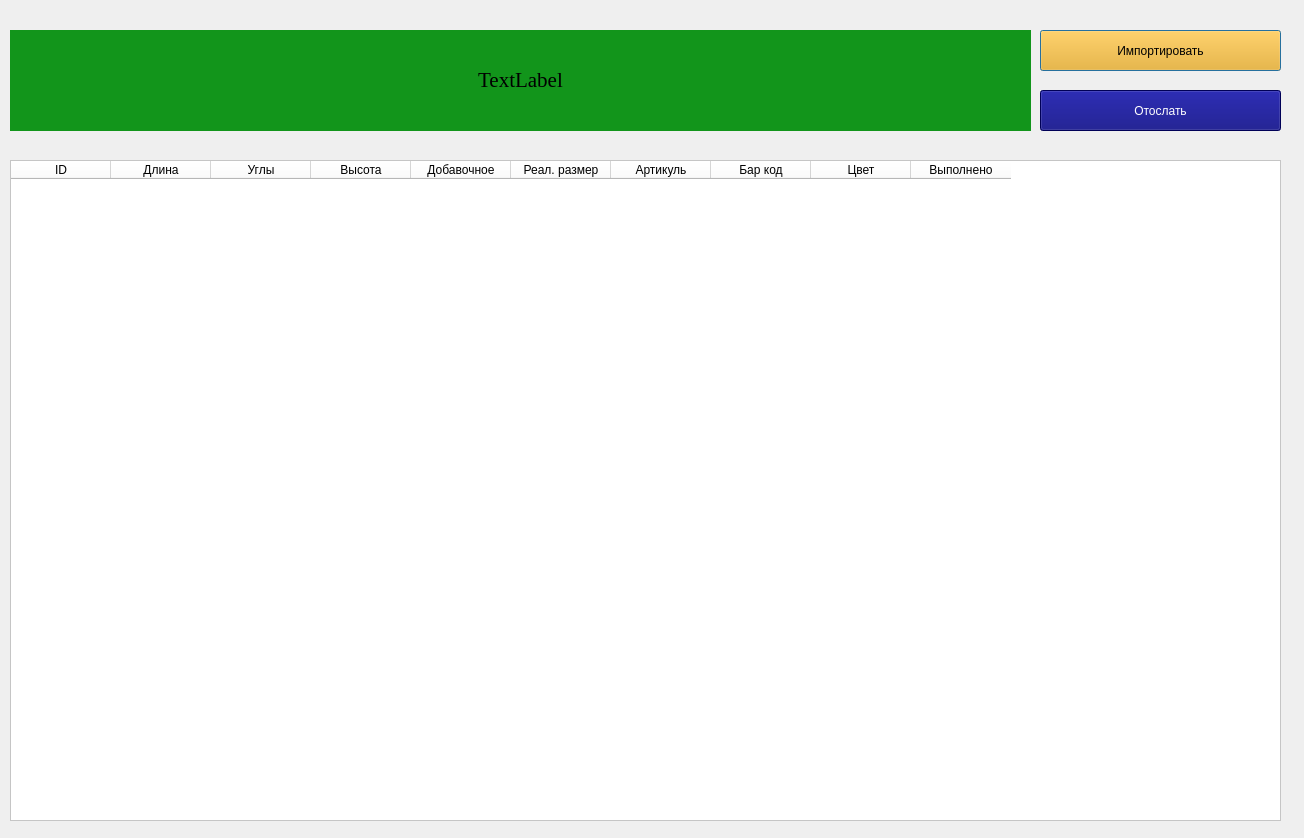
Before: the Qt Designer form ui.ui in littlemary/parser_pila, drawn with Qt 5.
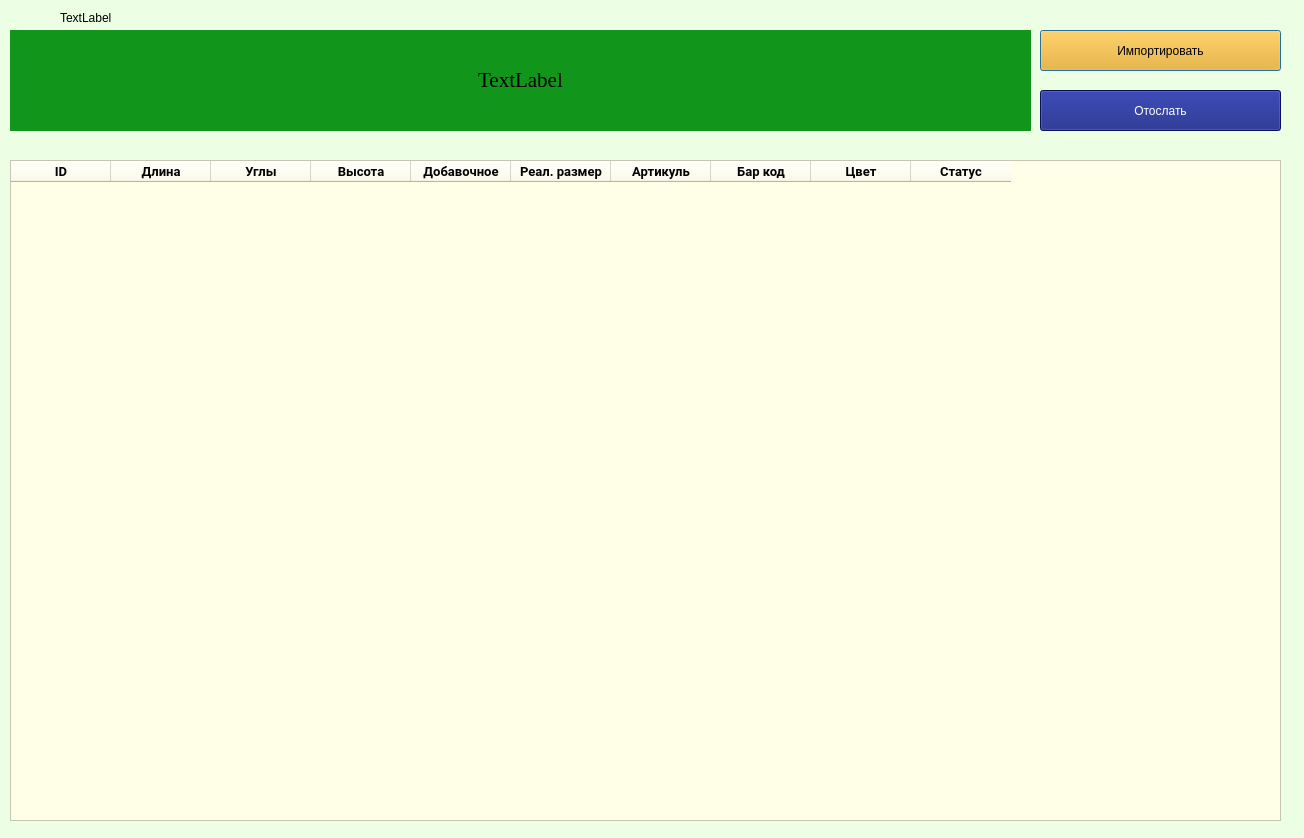
After: the same form once the commit is applied.

Commit message: рабочий функционал с задержкой в 3 секунды

```diff
--- a/ui.ui
+++ b/ui.ui
@@ -13,6 +13,10 @@
   <property name="windowTitle">
    <string>Парсер пилы</string>
   </property>
+  <property name="styleSheet">
+   <string notr="true">background:rgb(236, 255, 228)
+</string>
+  </property>
   <widget class="QTableWidget" name="tableWidget">
    <property name="geometry">
     <rect>
@@ -22,13 +26,30 @@
      <height>661</height>
     </rect>
    </property>
+   <property name="font">
+    <font>
+     <family>Roboto</family>
+     <pointsize>10</pointsize>
+     <weight>50</weight>
+     <bold>false</bold>
+    </font>
+   </property>
    <property name="styleSheet">
-    <string notr="true">background-color:rgb(255, 255, 255)</string>
+    <string notr="true">background-color:rgb(255, 255, 231)
+</string>
    </property>
    <column>
     <property name="text">
      <string>ID</string>
     </property>
+    <property name="font">
+     <font>
+      <family>Roboto</family>
+      <pointsize>10</pointsize>
+      <weight>75</weight>
+      <bold>true</bold>
+     </font>
+    </property>
     <property name="background">
      <color>
       <red>255</red>
@@ -41,45 +62,117 @@
     <property name="text">
      <string>Длина</string>
     </property>
+    <property name="font">
+     <font>
+      <family>Roboto</family>
+      <pointsize>10</pointsize>
+      <weight>75</weight>
+      <bold>true</bold>
+     </font>
+    </property>
    </column>
    <column>
     <property name="text">
      <string>Углы</string>
     </property>
+    <property name="font">
+     <font>
+      <family>Roboto</family>
+      <pointsize>10</pointsize>
+      <weight>75</weight>
+      <bold>true</bold>
+     </font>
+    </property>
    </column>
    <column>
     <property name="text">
      <string>Высота</string>
     </property>
+    <property name="font">
+     <font>
+      <family>Roboto</family>
+      <pointsize>10</pointsize>
+      <weight>75</weight>
+      <bold>true</bold>
+     </font>
+    </property>
    </column>
    <column>
     <property name="text">
      <string>Добавочное</string>
     </property>
+    <property name="font">
+     <font>
+      <family>Roboto</family>
+      <pointsize>10</pointsize>
+      <weight>75</weight>
+      <bold>true</bold>
+     </font>
+    </property>
    </column>
    <column>
     <property name="text">
      <string>Реал. размер</string>
     </property>
+    <property name="font">
+     <font>
+      <family>Roboto</family>
+      <pointsize>10</pointsize>
+      <weight>75</weight>
+      <bold>true</bold>
+     </font>
+    </property>
    </column>
    <column>
     <property name="text">
      <string>Артикуль</string>
     </property>
+    <property name="font">
+     <font>
+      <family>Roboto</family>
+      <pointsize>10</pointsize>
+      <weight>75</weight>
+      <bold>true</bold>
+     </font>
+    </property>
    </column>
    <column>
     <property name="text">
      <string>Бар код</string>
     </property>
+    <property name="font">
+     <font>
+      <family>Roboto</family>
+      <pointsize>10</pointsize>
+      <weight>75</weight>
+      <bold>true</bold>
+     </font>
+    </property>
    </column>
    <column>
     <property name="text">
      <string>Цвет</string>
     </property>
+    <property name="font">
+     <font>
+      <family>Roboto</family>
+      <pointsize>10</pointsize>
+      <weight>75</weight>
+      <bold>true</bold>
+     </font>
+    </property>
    </column>
    <column>
     <property name="text">
-     <string>Выполнено</string>
+     <string>Статус</string>
+    </property>
+    <property name="font">
+     <font>
+      <family>Roboto</family>
+      <pointsize>10</pointsize>
+      <weight>75</weight>
+      <bold>true</bold>
+     </font>
     </property>
    </column>
   </widget>
@@ -131,12 +224,25 @@
     </rect>
    </property>
    <property name="styleSheet">
-    <string notr="true">color:rgb(255,255,255); background-color:rgb(0, 0, 120)</string>
+    <string notr="true">color:rgb(255,255,255); background-color:rgb(14, 26, 126)</string>
    </property>
    <property name="text">
     <string>Отослать</string>
    </property>
   </widget>
+  <widget class="QLabel" name="label">
+   <property name="geometry">
+    <rect>
+     <x>60</x>
+     <y>10</y>
+     <width>55</width>
+     <height>16</height>
+    </rect>
+   </property>
+   <property name="text">
+    <string>TextLabel</string>
+   </property>
+  </widget>
  </widget>
  <resources/>
  <connections/>
```
Left out of the diff: 3 changed lines with no effect on the pictures. The commit also changes 1 other file.
